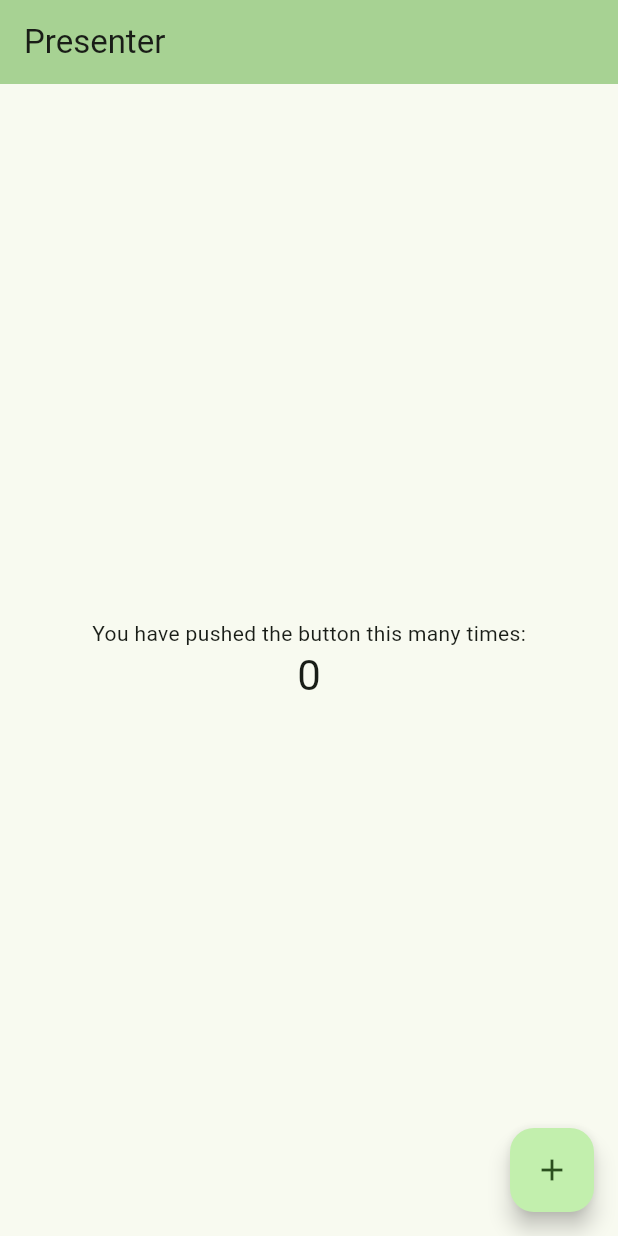
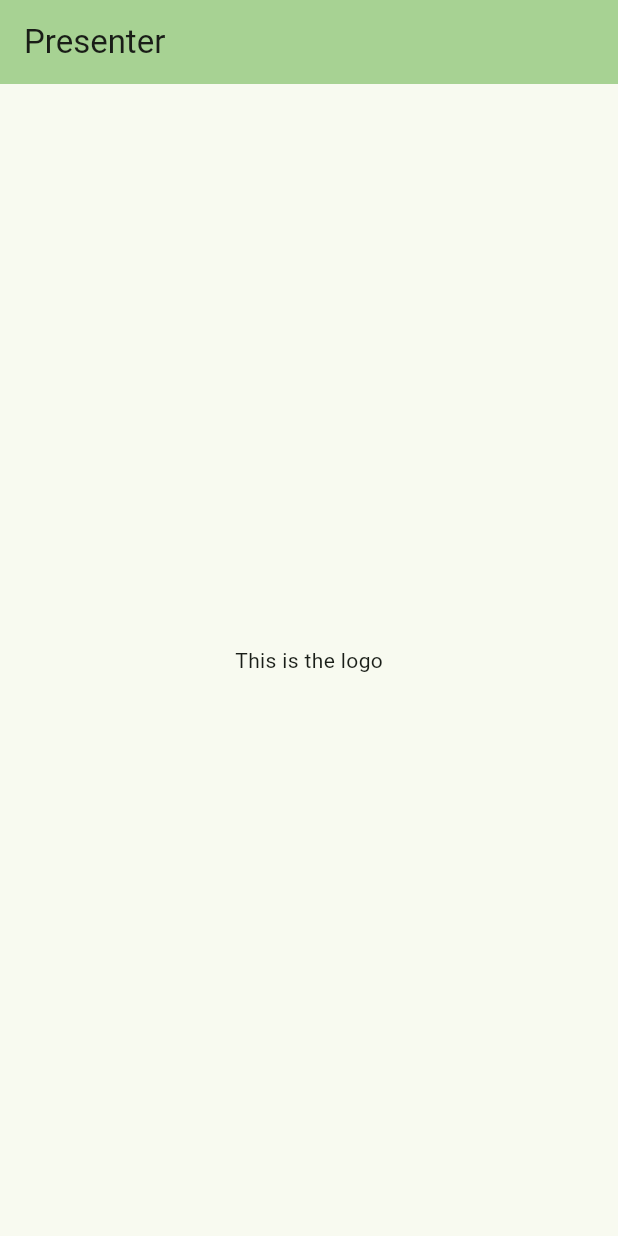
Before and after one commit to NacerEOP/presenter_open-source-helper-app, a Flutter app: the screen it shows after launch, on a phone screen of 412 x 824 dp. Run offline on Flutter 3.47's test engine with Material 3 defaults, Android fonts, the phone set to English and light mode, and no system bars.

Commit message:
fluttering with evidence

```diff
--- /dev/null
+++ b/lib/View/app-init.dart
@@ -0,0 +1,35 @@
+import 'package:flutter/material.dart';
+import 'logo-app.dart';
+
+class AppInit extends StatefulWidget {
+  const AppInit({super.key, required this.title});
+
+  final String title;
+
+  @override
+  State<AppInit> createState() => _AppInit();
+}
+
+class _AppInit extends State<AppInit> {
+  @override
+  Widget build(BuildContext context) {
+    // This method is rerun every time setState is called, for instance as done
+    // by the _incrementCounter method above.
+    //
+    // The Flutter framework has been optimized to make rerunning build methods
+    // fast, so that you can just rebuild anything that needs updating rather
+    // than having to individually change instances of widgets.
+    return Scaffold(
+      appBar: AppBar(
+        // TRY THIS: Try changing the color here to a specific color (to
+        // Colors.amber, perhaps?) and trigger a hot reload to see the AppBar
+        // change color while the other colors stay the same.
+        backgroundColor: Theme.of(context).colorScheme.inversePrimary,
+        // Here we take the value from the MyHomePage object that was created by
+        // the App.build method, and use it to set our appbar title.
+        title: Text(widget.title),
+      ),
+      body: Center(child: const LogoApp()),
+    );
+  }
+}
--- /dev/null
+++ b/lib/View/logo-app.dart
@@ -0,0 +1,14 @@
+import 'package:flutter/material.dart';
+
+class LogoApp extends StatefulWidget {
+  const LogoApp({super.key});
+  @override
+  State<LogoApp> createState() => _LogoApp();
+}
+
+class _LogoApp extends State<LogoApp> {
+  @override
+  Widget build(BuildContext context) {
+    return Text("This is the logo");
+  }
+}
--- a/lib/main.dart
+++ b/lib/main.dart
@@ -1,4 +1,5 @@
 import 'package:flutter/material.dart';
+import 'View/app-init.dart';
 
 void main() {
   runApp(const MyApp());
@@ -30,7 +31,7 @@ class MyApp extends StatelessWidget {
         // tested with just a hot reload.
         colorScheme: .fromSeed(seedColor: Color.fromARGB(255, 72, 255, 0)),
       ),
-      home: const MyHomePage(title: 'Presenter'),
+      home: const AppInit(title: 'Presenter'),
     );
   }
 }
```
